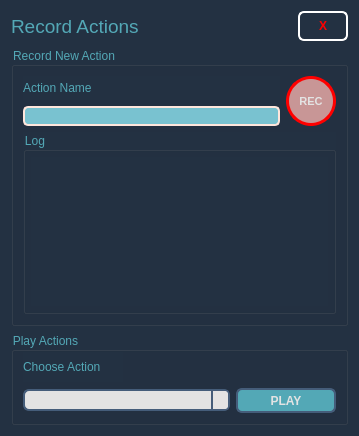
Old version of the form package/harmony20/BirdoPack/ui/BD_RecordActions.ui in the repository otmbneto/BirdoApp.
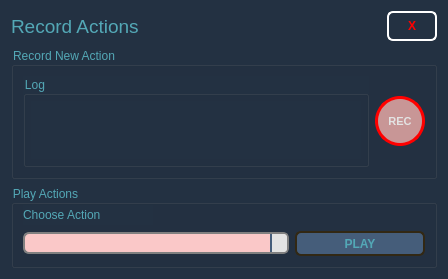
New version of the form.

Commit message: Update do recordaction - beta 1.0 funcionando

What changed in the file:
```diff
--- a/package/harmony20/BirdoPack/ui/BD_RecordActions.ui
+++ b/package/harmony20/BirdoPack/ui/BD_RecordActions.ui
@@ -6,8 +6,8 @@
    <rect>
     <x>0</x>
     <y>0</y>
-    <width>359</width>
-    <height>436</height>
+    <width>448</width>
+    <height>279</height>
    </rect>
   </property>
   <property name="windowTitle">
@@ -220,7 +220,7 @@
 }
 
 QPushButton::disabled {
-	border-color: #f95959;
+	border-color: rgb(50, 40, 20);
 	background: #455d7a;
 	color: #53a8b6;
 }
@@ -327,29 +327,36 @@
      <property name="title">
       <string>Record New Action</string>
      </property>
-     <layout class="QVBoxLayout" name="verticalLayout_3" stretch="1,3">
+     <layout class="QHBoxLayout" name="horizontalLayout">
       <item>
-       <layout class="QHBoxLayout" name="horizontalLayout" stretch="0,2">
-        <item>
-         <layout class="QVBoxLayout" name="verticalLayout_2">
-          <item>
-           <widget class="QLabel" name="labelRec">
-            <property name="text">
-             <string>Action Name</string>
-            </property>
-            <property name="alignment">
-             <set>Qt::AlignLeading|Qt::AlignLeft|Qt::AlignVCenter</set>
-            </property>
+       <widget class="QGroupBox" name="groupLog">
+        <property name="title">
+         <string>Log</string>
+        </property>
+        <layout class="QGridLayout" name="gridLayout">
+         <property name="margin">
+          <number>5</number>
+         </property>
+         <item row="0" column="0">
+          <widget class="QScrollArea" name="scrollArea">
+           <property name="widgetResizable">
+            <bool>true</bool>
+           </property>
+           <widget class="QWidget" name="scrollAreaWidgetContents">
+            <property name="geometry">
+             <rect>
+              <x>0</x>
+              <y>0</y>
+              <width>333</width>
+              <height>62</height>
+             </rect>
+            </property>
+            <layout class="QVBoxLayout" name="verticalLayout_4"/>
            </widget>
-          </item>
-          <item>
-           <widget class="QLineEdit" name="lineEdit">
-            <property name="enabled">
-             <bool>false</bool>
-            </property>
            </widget>
           </item>
          </layout>
+       </widget>
         </item>
         <item>
          <widget class="QPushButton" name="pushREC">
@@ -359,6 +366,12 @@
             <verstretch>0</verstretch>
            </sizepolicy>
           </property>
+        <property name="minimumSize">
+         <size>
+          <width>50</width>
+          <height>50</height>
+         </size>
+        </property>
           <property name="maximumSize">
            <size>
             <width>50</width>
@@ -400,42 +413,13 @@
          </widget>
         </item>
        </layout>
-      </item>
-      <item>
-       <widget class="QGroupBox" name="groupLog">
-        <property name="title">
-         <string>Log</string>
-        </property>
-        <layout class="QGridLayout" name="gridLayout">
-         <property name="margin">
-          <number>5</number>
-         </property>
-         <item row="0" column="0">
-          <widget class="QScrollArea" name="scrollArea">
-           <property name="widgetResizable">
-            <bool>true</bool>
-           </property>
-           <widget class="QWidget" name="scrollAreaWidgetContents">
-            <property name="geometry">
-             <rect>
-              <x>0</x>
-              <y>0</y>
-              <width>301</width>
-              <height>144</height>
-             </rect>
-            </property>
-            <layout class="QVBoxLayout" name="verticalLayout_4"/>
-           </widget>
-          </widget>
-         </item>
-        </layout>
-       </widget>
-      </item>
-     </layout>
     </widget>
    </item>
    <item>
     <widget class="QGroupBox" name="groupPlay">
+     <property name="enabled">
+      <bool>true</bool>
+     </property>
      <property name="title">
       <string>Play Actions</string>
      </property>
@@ -464,10 +448,17 @@
        </spacer>
       </item>
       <item row="1" column="0" colspan="2">
-       <widget class="QComboBox" name="comboBox"/>
+       <widget class="QComboBox" name="comboBox">
+        <property name="enabled">
+         <bool>false</bool>
+        </property>
+       </widget>
       </item>
       <item row="1" column="2">
        <widget class="QPushButton" name="pushButtonPlay">
+        <property name="enabled">
+         <bool>false</bool>
+        </property>
         <property name="minimumSize">
          <size>
           <width>0</width>
```
Lines whose indentation alone changed are shown as unchanged. The commit also changes 2 other files.
